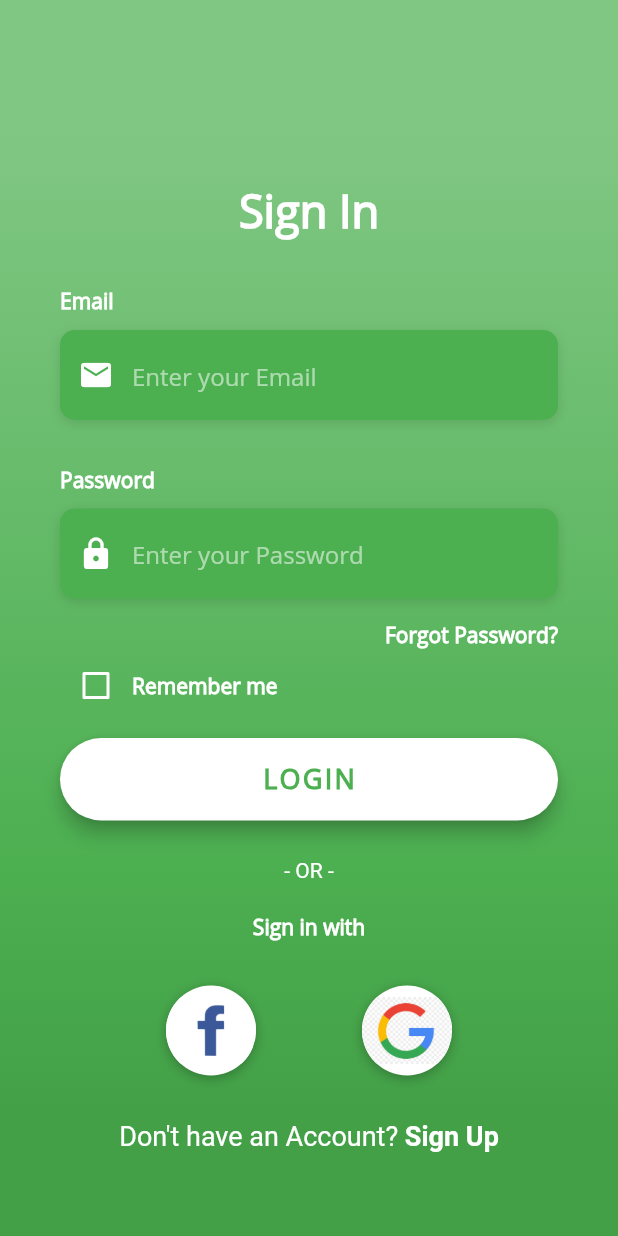
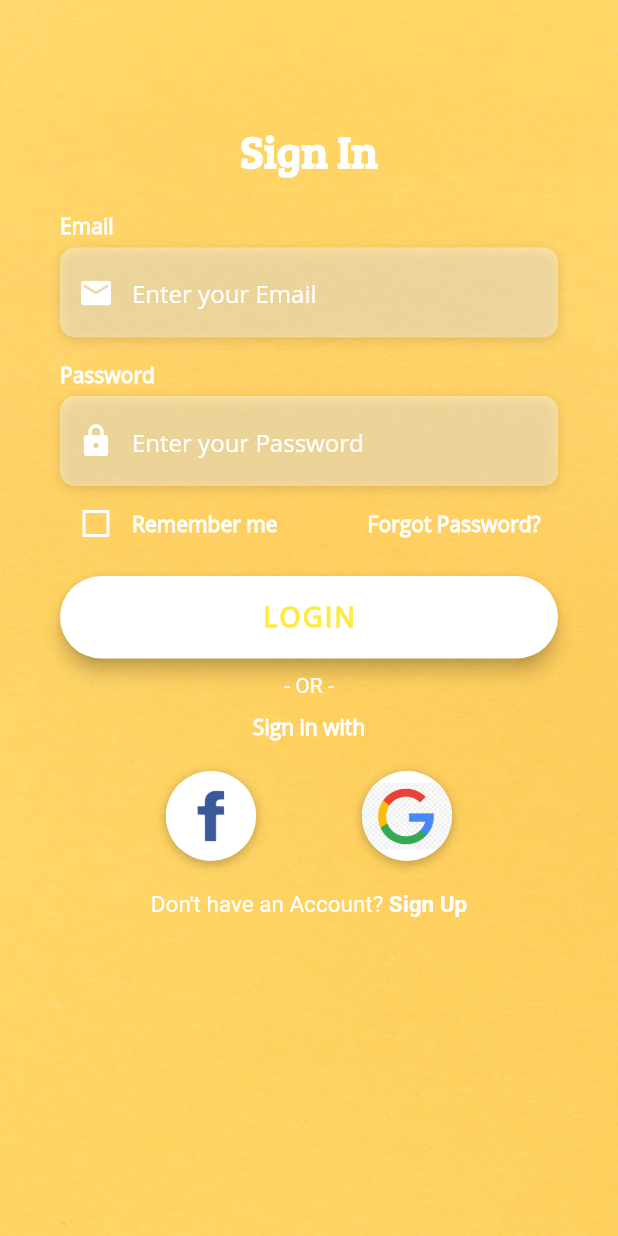
Before and after one commit to waasnipun/worky, a Flutter app: the screen it shows after launch, after a tap on "Forgot Password?", on a phone screen of 412 x 824 dp. Run offline on Flutter 3.47's test engine with Material 2 defaults, Android fonts, the phone set to English and light mode, and no system bars; our stand-ins replace animated_text_kit, firebase_auth, google_sign_in, page_transition; accounts and stored records are empty.

Commit message:
Changed the UI

```diff
--- /dev/null
+++ b/lib/Screens/Start.dart
@@ -0,0 +1,96 @@
+import 'dart:async';
+import 'dart:ui';
+import 'package:login_test/Screens/login_screen.dart';
+import 'package:page_transition/page_transition.dart';
+import 'package:flutter/material.dart';
+import 'package:animated_text_kit/animated_text_kit.dart';
+
+class StartPage extends StatefulWidget {
+  @override
+  StartPageState createState() => StartPageState();
+}
+
+class StartPageState extends State<StartPage> {
+
+  @override
+  void initState() {
+    // TODO: implement initState
+      super.initState();
+      loadData();
+    }
+      Future<Timer> loadData() async {
+        return new Timer(Duration(seconds: 3), onDoneLoading);
+      }
+
+      onDoneLoading() {
+       // Navigator.of(context).push(MaterialPageRoute(builder: (context) => LoginPage()));
+
+        Navigator.pushReplacement(context, PageTransition(type: PageTransitionType.leftToRight, child:LoginScreen()));
+      }
+      @override
+      Widget build(BuildContext context) {
+        return Scaffold(
+          body: Stack(
+            fit: StackFit.expand,
+            children: <Widget>[
+              Container(
+                decoration: new BoxDecoration(
+                image: new DecorationImage(
+                  image: new AssetImage("assets/images/background.jpg"),
+                  fit: BoxFit.cover,
+                  ),
+                ),
+              ),
+              Column(
+                mainAxisAlignment: MainAxisAlignment.start,
+                children: <Widget>[
+                  Expanded(
+                    flex: 4,
+                    child: Container(
+                      child: Column(
+                        mainAxisAlignment: MainAxisAlignment.center,
+                        crossAxisAlignment: CrossAxisAlignment.center,
+                        ),
+                    ),
+                  ),
+                  Expanded(
+                    flex: 1,
+                    child: Container(
+                      child: Column(
+                        mainAxisAlignment: MainAxisAlignment.center,
+                        crossAxisAlignment: CrossAxisAlignment.center,
+                        children: <Widget>[
+                           ColorizeAnimatedTextKit(
+                               duration: Duration(milliseconds: 3000),
+                                onTap: () {
+                                  print("Tap Event");
+                                },
+                                 text: [
+                                  ' Worky',
+                                ],
+                                textStyle: TextStyle(
+                                    color: Colors.black87,
+                                    fontFamily: 'BreeSerif',
+                                    fontSize: 50.0
+                                ),
+                                colors: [
+                                  Colors.white,
+                                  Colors.white10,
+                                  Colors.white,
+                                ],
+                                textAlign: TextAlign.start,
+                                alignment: AlignmentDirectional
+                                    .topStart // or Alignment.topLeft
+                            ),
+                        ],
+                      ),
+                    ),
+                ),
+              ],
+            )
+          ],
+        ),
+      );
+    }
+
+}
--- a/lib/Screens/login_screen.dart
+++ b/lib/Screens/login_screen.dart
@@ -29,7 +29,7 @@ class _LoginScreenState extends State<LoginScreen> {
           'Email',
           style: kLabelStyle,
         ),
-        SizedBox(height: 10.0),
+        SizedBox(height: 5.0),
         Container(
           alignment: Alignment.centerLeft,
           decoration: kBoxDecorationStyle,
@@ -65,7 +65,7 @@ class _LoginScreenState extends State<LoginScreen> {
           'Password',
           style: kLabelStyle,
         ),
-        SizedBox(height: 10.0),
+        SizedBox(height: 5.0),
         Container(
           alignment: Alignment.centerLeft,
           decoration: kBoxDecorationStyle,
@@ -93,23 +93,10 @@ class _LoginScreenState extends State<LoginScreen> {
     );
   }
 
-  Widget _buildForgotPasswordBtn() {
+
+  Widget _buildRememberMeAndForgotPasswordCheckbox() {
     return Container(
-      alignment: Alignment.centerRight,
-      child: FlatButton(
-        onPressed: () => print('Forgot Password Button Pressed'),
-        padding: EdgeInsets.only(right: 0.0),
-        child: Text(
-          'Forgot Password?',
-          style: kLabelStyle,
-        ),
-      ),
-    );
-  }
-
-  Widget _buildRememberMeCheckbox() {
-    return Container(
-      height: 20.0,
+      height: 50.0,
       child: Row(
         children: <Widget>[
           Theme(
@@ -129,6 +116,14 @@ class _LoginScreenState extends State<LoginScreen> {
             'Remember me',
             style: kLabelStyle,
           ),
+           FlatButton(
+              onPressed: () => print('Forgot Password Button Pressed'),
+              padding: EdgeInsets.only(left:60,right: 0.0),
+              child: Text(
+                'Forgot Password?',
+                style: kLabelStyle,
+              ),
+            ),
         ],
       ),
     );
@@ -136,7 +131,7 @@ class _LoginScreenState extends State<LoginScreen> {
 
   Widget _buildLoginBtn() {
     return Container(
-      padding: EdgeInsets.symmetric(vertical: 25.0),
+      padding: EdgeInsets.symmetric(vertical: 10.0),
       width: double.infinity,
       child: RaisedButton(
         elevation: 5.0,
@@ -159,7 +154,7 @@ class _LoginScreenState extends State<LoginScreen> {
           'LOGIN',
           style: TextStyle(
             //color: Color(0xFF527DAA),
-            color: Colors.green,
+            color: Colors.yellow,
             letterSpacing: 1.5,
             fontSize: 18.0,
             fontWeight: FontWeight.bold,
@@ -180,7 +175,7 @@ class _LoginScreenState extends State<LoginScreen> {
             fontWeight: FontWeight.w400,
           ),
         ),
-        SizedBox(height: 20.0),
+        SizedBox(height: 10.0),
         Text(
           'Sign in with',
           style: kLabelStyle,
@@ -215,7 +210,7 @@ class _LoginScreenState extends State<LoginScreen> {
 
   Widget _buildSocialBtnRow() {
     return Padding(
-      padding: EdgeInsets.symmetric(vertical: 30.0),
+      padding: EdgeInsets.symmetric(vertical: 20.0),
       child: Row(
         mainAxisAlignment: MainAxisAlignment.spaceEvenly,
         children: <Widget>[
@@ -251,7 +246,7 @@ class _LoginScreenState extends State<LoginScreen> {
               text: 'Don\'t have an Account? ',
               style: TextStyle(
                 color: Colors.white,
-                fontSize: 18.0,
+                fontSize: 15.0,
                 fontWeight: FontWeight.w400,
               ),
             ),
@@ -259,7 +254,7 @@ class _LoginScreenState extends State<LoginScreen> {
               text: 'Sign Up',
               style: TextStyle(
                 color: Colors.white,
-                fontSize: 18.0,
+                fontSize: 15.0,
                 fontWeight: FontWeight.bold,
               ),
             ),
@@ -281,21 +276,31 @@ class _LoginScreenState extends State<LoginScreen> {
               Container(
                 height: double.infinity,
                 width: double.infinity,
-                decoration: BoxDecoration(
-                  gradient: LinearGradient(
-                    begin: Alignment.topCenter,
-                    end: Alignment.bottomCenter,
-                    colors: [
-                      Colors.green[300],
-                      Colors.green[400],
-                      Colors.green,
-                      Colors.green[600],
-//                      Color(0xFF73AEF5),
-//                      Color(0xFF61A4F1),
-//                      Color(0xFF478DE0),
-//                      Color(0xFF398AE5),
-                    ],
-                    stops: [0.1, 0.4, 0.7, 0.9],
+//                 decoration: BoxDecoration(
+//                   image: new DecorationImage(
+//                     image: new AssetImage("assets/images/background.jpg"),
+//                     fit: BoxFit.cover,
+//                     ),
+//                   // gradient: LinearGradient(
+//                   //   begin: Alignment.topCenter,
+//                   //   end: Alignment.bottomCenter,
+//                   //   colors: [
+//                   //     Colors.green[300],
+//                   //     Colors.green[400],
+//                   //     Colors.green,
+//                   //     Colors.green[600],
+// //                      Color(0xFF73AEF5),
+// //                      Color(0xFF61A4F1),
+// //                      Color(0xFF478DE0),
+// //                      Color(0xFF398AE5),
+//                     ],
+//                     stops: [0.1, 0.4, 0.7, 0.9],
+//                   ),
+                // ),
+                decoration: new BoxDecoration(
+                image: new DecorationImage(
+                  image: new AssetImage("assets/images/background.jpg"),
+                  fit: BoxFit.cover,
                   ),
                 ),
               ),
@@ -305,7 +310,7 @@ class _LoginScreenState extends State<LoginScreen> {
                   physics: AlwaysScrollableScrollPhysics(),
                   padding: EdgeInsets.symmetric(
                     horizontal: 40.0,
-                    vertical: 120.0,
+                    vertical: 80.0,
                   ),
                   child: Column(
                     mainAxisAlignment: MainAxisAlignment.center,
@@ -314,19 +319,18 @@ class _LoginScreenState extends State<LoginScreen> {
                         'Sign In',
                         style: TextStyle(
                           color: Colors.white,
-                          fontFamily: 'OpenSans',
+                          fontFamily: 'BreeSerif',
                           fontSize: 30.0,
                           fontWeight: FontWeight.bold,
                         ),
                       ),
-                      SizedBox(height: 30.0),
+                      SizedBox(height: 20.0),
                       _buildEmailTF(),
                       SizedBox(
-                        height: 30.0,
+                        height: 15.0,
                       ),
                       _buildPasswordTF(),
-                      _buildForgotPasswordBtn(),
-                      _buildRememberMeCheckbox(),
+                      _buildRememberMeAndForgotPasswordCheckbox(),
                       _buildLoginBtn(),
                       _buildSignInWithText(),
                       _buildSocialBtnRow(),
--- a/lib/main.dart
+++ b/lib/main.dart
@@ -1,4 +1,5 @@
 import 'package:flutter/material.dart';
+import 'package:login_test/Screens/Start.dart';
 import 'package:login_test/Screens/login_screen.dart';
 import 'package:login_test/Screens/waiting.dart';
 import 'package:firebase_auth/firebase_auth.dart';
@@ -28,7 +29,7 @@ class MainScreen extends StatelessWidget {
         if(snapshot.connectionState == ConnectionState.waiting)
           return SplashPage();
         if(!snapshot.hasData || snapshot.data == null)
-          return LoginScreen();
+          return StartPage();
         return HomePage();
       },
     );
--- a/lib/utilities/constants.dart
+++ b/lib/utilities/constants.dart
@@ -1,7 +1,7 @@
 import 'package:flutter/material.dart';
 
 final kHintTextStyle = TextStyle(
-  color: Colors.white54,
+  color: Colors.white,
   fontFamily: 'OpenSans',
 );
 
@@ -12,7 +12,7 @@ final kLabelStyle = TextStyle(
 );
 
 final kBoxDecorationStyle = BoxDecoration(
-  color: Colors.green,
+  color: Colors.white38,
   borderRadius: BorderRadius.circular(10.0),
   boxShadow: [
     BoxShadow(
```
Also changed, not shown: pubspec.yaml (+9 -2 lines), assets/fonts/Billabong.ttf (added), assets/fonts/BreeSerif.ttf (added), assets/images/background.jpg (added), pubspec.lock, 1 other file.
